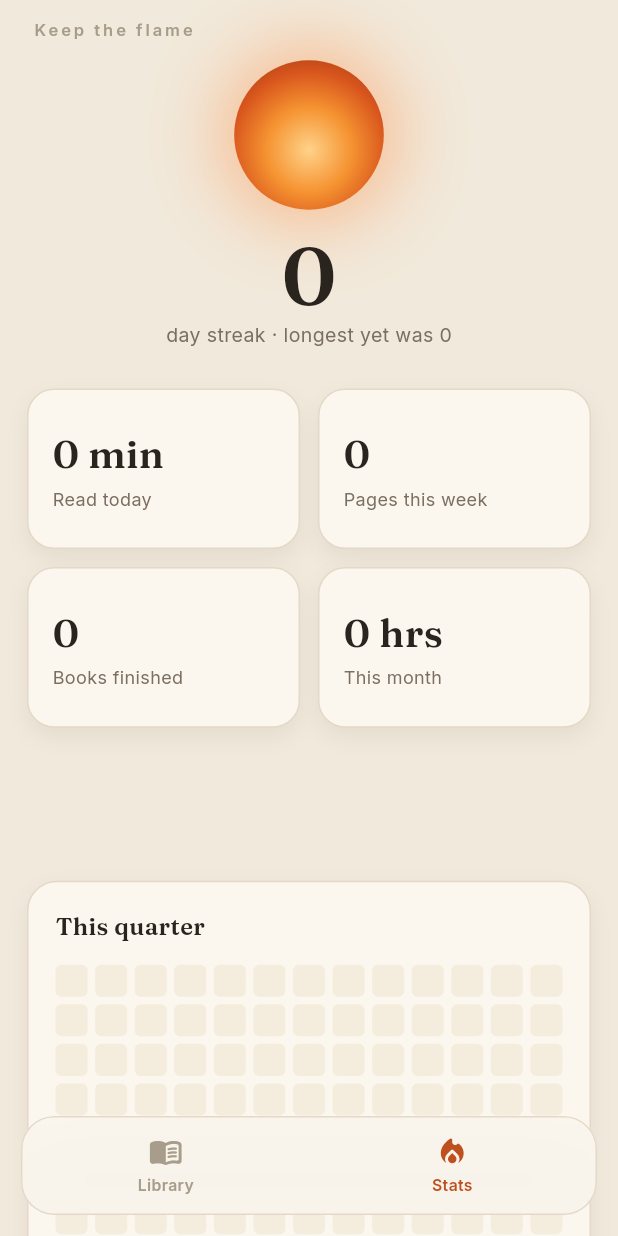
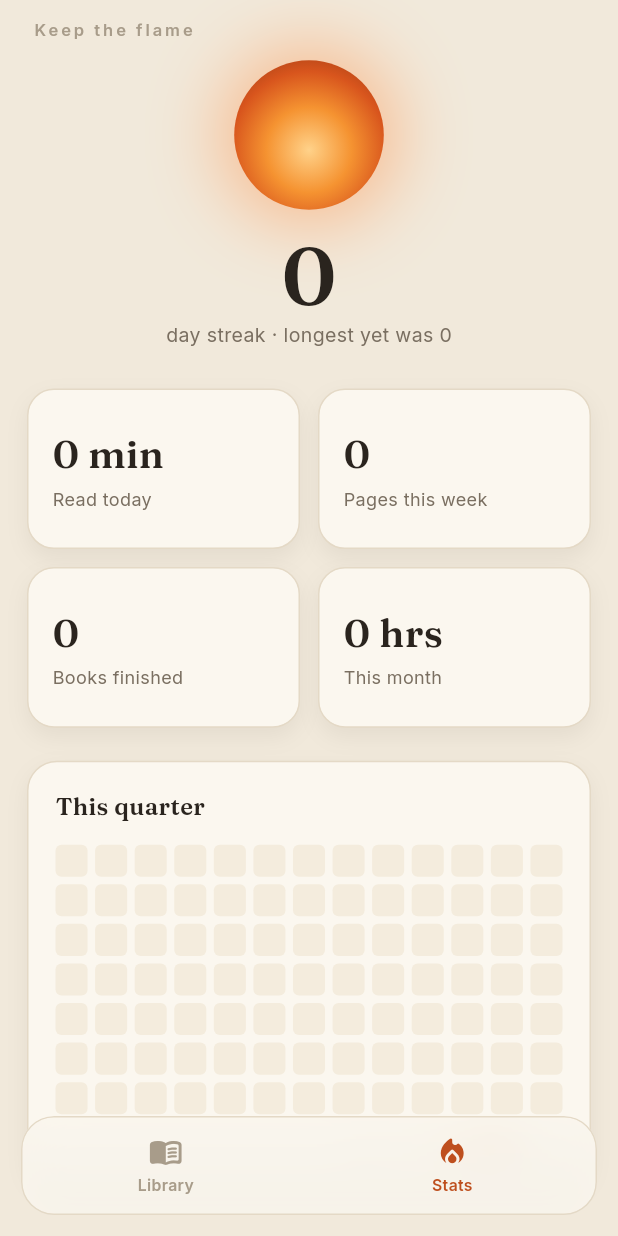
Before and after one commit to sarvar-coder/pdfReader, a Flutter app: the screen it shows after launch, after a tap on "Stats", on a phone screen of 412 x 824 dp. Run offline on Flutter 3.47's test engine with Material 3 defaults, Android fonts, the phone set to English and light mode, and no system bars; our stand-ins replace file_picker, flutter_riverpod, google_fonts, hive, hive_flutter; missing offline and left inert: pdfrx, receive_sharing_intent, syncfusion_flutter_pdf; accounts and stored records are empty.

Commit message:
fix(layout): keep scroll content clear of the floating nav
AppShell's extendBody folds the nav bar's height into the body's
MediaQuery padding. Nested shrink-wrapped GridViews inherited it as
bottom padding, opening large gaps inside the stat and heatmap cards,
while the outer lists hardcoded 96px, less than nav plus system inset.
Zero the nested padding and inset the outer lists by the real value.

Co-Authored-By: Claude Opus 5.5 (1M context) <noreply@anthropic.com>

```diff
--- a/lib/features/library/library_screen.dart
+++ b/lib/features/library/library_screen.dart
@@ -39,7 +39,13 @@ class LibraryScreen extends ConsumerWidget {
     return SafeArea(
       bottom: false,
       child: ListView(
-        padding: const EdgeInsets.fromLTRB(18, 6, 18, 96),
+        // The shell's extendBody folds the floating nav into this inset.
+        padding: EdgeInsets.fromLTRB(
+          18,
+          6,
+          18,
+          MediaQuery.paddingOf(context).bottom + 16,
+        ),
         children: [
           _Header(inProgress: inProgress, total: books.length),
           if (books.isEmpty)
--- a/lib/features/library/widgets/shelf_grid.dart
+++ b/lib/features/library/widgets/shelf_grid.dart
@@ -31,6 +31,9 @@ class ShelfGrid extends StatelessWidget {
       crossAxisSpacing: 14,
       // The grid lives inside the page scroll view.
       shrinkWrap: true,
+      // Zero, not the default: under the shell's extendBody the inherited
+      // padding holds the nav bar's height and opens a gap below the grid.
+      padding: EdgeInsets.zero,
       physics: const NeverScrollableScrollPhysics(),
       // Cover (2:3) + a two-line name below it.
       childAspectRatio: 0.50,
--- a/lib/features/stats/stats_screen.dart
+++ b/lib/features/stats/stats_screen.dart
@@ -19,7 +19,13 @@ class StatsScreen extends ConsumerWidget {
     return SafeArea(
       bottom: false,
       child: ListView(
-        padding: const EdgeInsets.fromLTRB(18, 6, 18, 96),
+        // The shell's extendBody folds the floating nav into this inset.
+        padding: EdgeInsets.fromLTRB(
+          18,
+          6,
+          18,
+          MediaQuery.paddingOf(context).bottom + 16,
+        ),
         children: [
           Padding(
             padding: const EdgeInsets.fromLTRB(4, 6, 4, 0),
--- a/lib/features/stats/widgets/heatmap.dart
+++ b/lib/features/stats/widgets/heatmap.dart
@@ -50,6 +50,7 @@ class Heatmap extends StatelessWidget {
           const SizedBox(height: 14),
           GridView.builder(
             shrinkWrap: true,
+            padding: EdgeInsets.zero, // see StatGrid
             physics: const NeverScrollableScrollPhysics(),
             itemCount: levels.length,
             gridDelegate: const SliverGridDelegateWithFixedCrossAxisCount(
--- a/lib/features/stats/widgets/stat_grid.dart
+++ b/lib/features/stats/widgets/stat_grid.dart
@@ -24,6 +24,9 @@ class StatGrid extends StatelessWidget {
       mainAxisSpacing: 12,
       crossAxisSpacing: 12,
       shrinkWrap: true,
+      // Zero, not the default: under the shell's extendBody the inherited
+      // padding holds the nav bar's height and opens a gap below the grid.
+      padding: EdgeInsets.zero,
       physics: const NeverScrollableScrollPhysics(),
       childAspectRatio: 1.7,
       children: [for (final stat in stats) _StatCard(stat: stat)],
```
